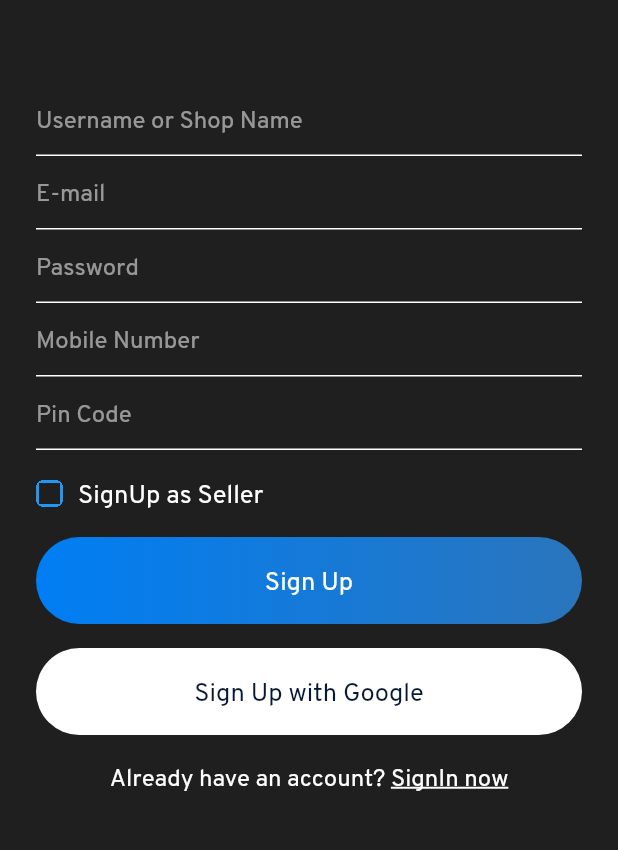
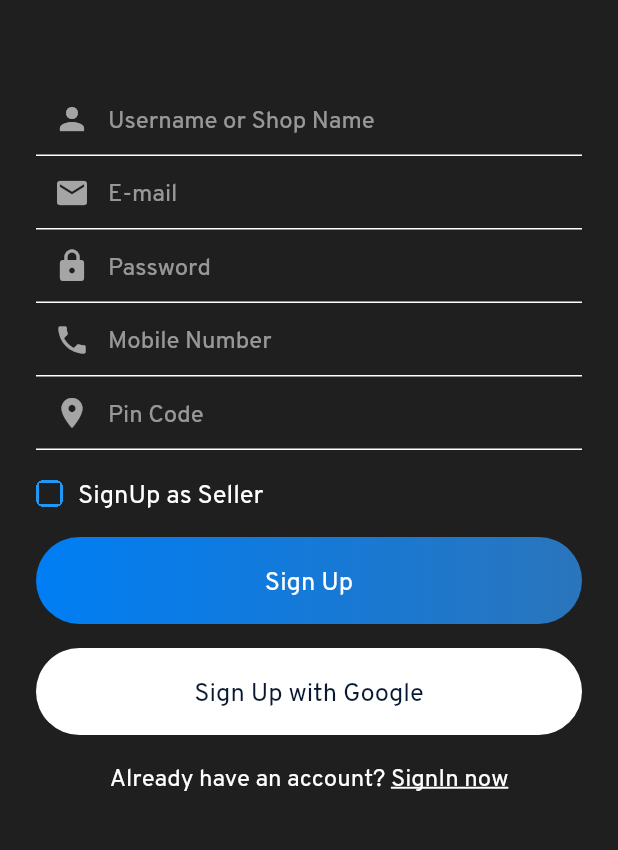
Before and after one commit to jatin527/E-Groceries, a Flutter app: the screen it shows after launch, after a tap on "Sign In", after a tap on "Register now", on a phone screen of 412 x 824 dp, the part 84-934 px from its top. Run offline on Flutter 3.47's test engine with Material 2 defaults, Android fonts, the phone set to English and light mode, and no system bars; our stand-ins replace cloud_firestore, email_validator, firebase_auth, google_sign_in, shared_preferences; accounts and stored records are empty.

Commit message:
Text Field Icons

```diff
--- a/lib/views/signin.dart
+++ b/lib/views/signin.dart
@@ -6,6 +6,7 @@ import 'package:e_grocery/views/chatrooms.dart';
 import 'package:e_grocery/views/forgot_password.dart';
 import 'package:e_grocery/widget/widget.dart';
 import 'package:cloud_firestore/cloud_firestore.dart';
+import 'package:email_validator/email_validator.dart';
 import 'package:flutter/material.dart';
 
 class SignIn extends StatefulWidget {
@@ -74,27 +75,26 @@ class _SignInState extends State<SignIn> {
                 child: ListView(
                   children: [
                     TextFormField(
+                      style: simpleTextStyle(),
+                      controller: emailEditingController,
+                      decoration: textFieldInputDecoration("E-mail",iconic:Icons.mail),
+                      keyboardType: TextInputType.emailAddress,
                       validator: (val) {
-                        return RegExp(
-                                    r"^[a-zA-Z0-9.a-zA-Z0-9.!#$%&'*+-/=?^_`{|}~]+@[a-zA-Z0-9]+\.[a-zA-Z]+")
-                                .hasMatch(val)
-                            ? null
-                            : "Please Enter Correct Email";
+                        if (!EmailValidator.validate(val)) {
+                          return 'Please enter a valid email';
+                        }
                       },
-                      controller: emailEditingController,
-                      style: simpleTextStyle(),
-                      decoration: textFieldInputDecoration("E-mail"),
                     ),
                     TextFormField(
                       obscureText: true,
+                      style: simpleTextStyle(),
+                      decoration: textFieldInputDecoration("Password",iconic:Icons.lock),
+                      controller: passwordEditingController,
                       validator: (val) {
-                        return val.length > 6
-                            ? null
-                            : "Enter Password 6+ characters";
+                        return val.length < 8
+                            ? "Enter Password 8+ characters"
+                            : null;
                       },
-                      style: simpleTextStyle(),
-                      controller: passwordEditingController,
-                      decoration: textFieldInputDecoration("Password"),
                     ),
 
                     SizedBox(
--- a/lib/views/signup.dart
+++ b/lib/views/signup.dart
@@ -114,12 +114,12 @@ class _SignUpState extends State<SignUp> {
                             ? "Enter Username 3+ characters"
                             : null;
                       },
-                      decoration: textFieldInputDecoration("Username or Shop Name"),
+                      decoration: textFieldInputDecoration("Username or Shop Name",iconic:Icons.person),
                     ),
                     TextFormField(
                       style: simpleTextStyle(),
                       controller: emailEditingController,
-                      decoration: textFieldInputDecoration("E-mail"),
+                      decoration: textFieldInputDecoration("E-mail",iconic:Icons.mail),
                       keyboardType: TextInputType.emailAddress,
                       validator: (val) {
                         if (!EmailValidator.validate(val)) {
@@ -130,7 +130,7 @@ class _SignUpState extends State<SignUp> {
                     TextFormField(
                       obscureText: true,
                       style: simpleTextStyle(),
-                      decoration: textFieldInputDecoration("Password"),
+                      decoration: textFieldInputDecoration("Password",iconic:Icons.lock),
                       controller: passwordEditingController,
                       validator: (val) {
                         return val.length < 8
@@ -141,14 +141,14 @@ class _SignUpState extends State<SignUp> {
                     TextFormField(
                       controller: mobileEditingController,
                       style: simpleTextStyle(),
-                      decoration: textFieldInputDecoration("Mobile Number"),
+                      decoration: textFieldInputDecoration("Mobile Number",iconic:Icons.phone),
                       keyboardType: TextInputType.phone,
                       validator: validateMobile,
                     ),
                     TextFormField(
                         controller: pincodeEditingController,
                         style: simpleTextStyle(),
-                        decoration: textFieldInputDecoration("Pin Code"),
+                        decoration: textFieldInputDecoration("Pin Code",iconic:Icons.location_on),
                         keyboardType: TextInputType.phone,
                         validator: validatepincode),
                     SizedBox(
--- a/lib/widget/widget.dart
+++ b/lib/widget/widget.dart
@@ -11,8 +11,12 @@ Widget appBarMain(BuildContext context) {
   );
 }
 
-InputDecoration textFieldInputDecoration(String hintText) {
+InputDecoration textFieldInputDecoration(String hintText, {iconic}) {
   return InputDecoration(
+      prefixIcon: Icon(
+        iconic,
+        color: Colors.white60,
+      ),
       hintText: hintText,
       hintStyle: TextStyle(color: Colors.white54),
       focusedBorder:
```
